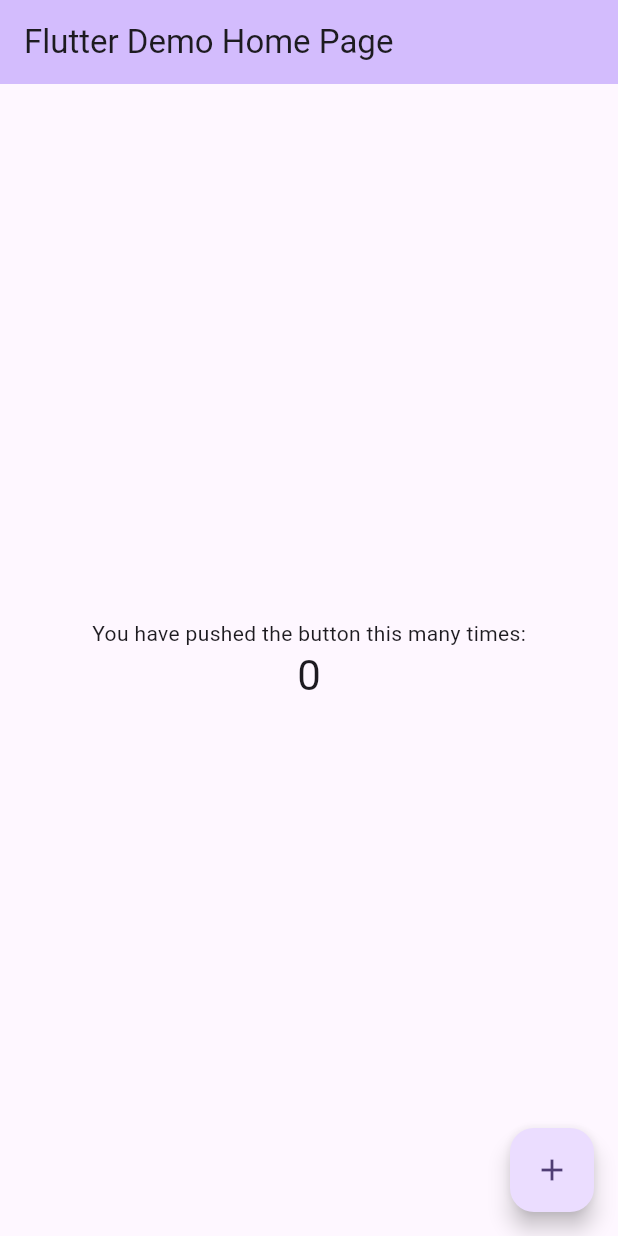
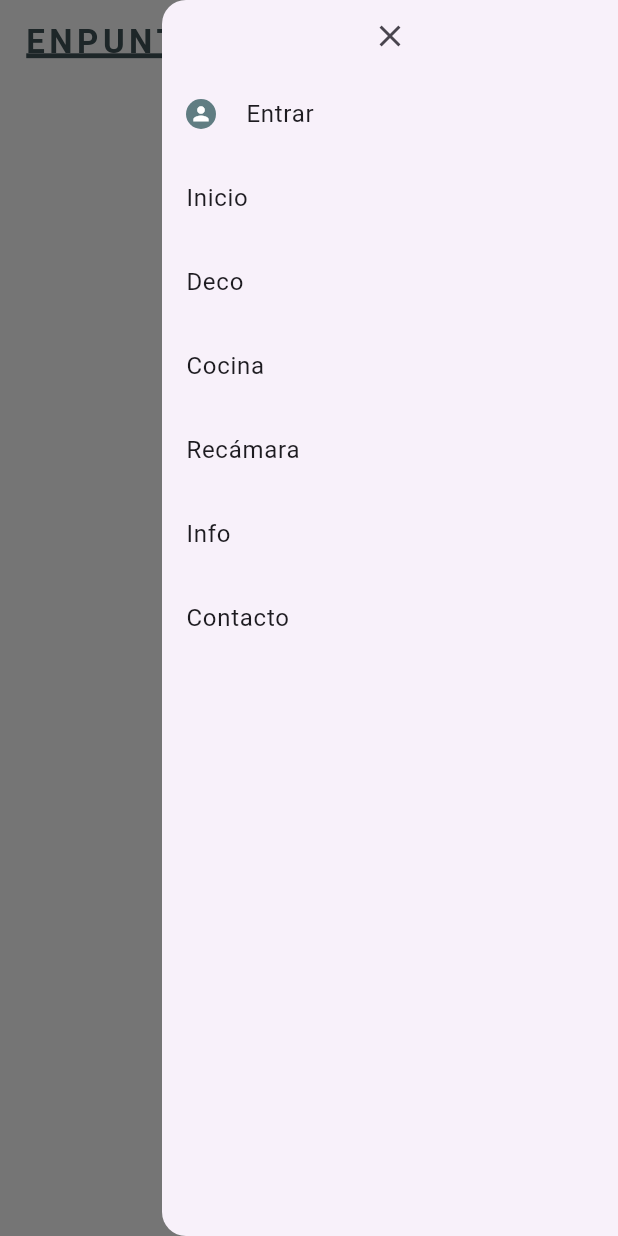
Before and after one commit to francop17p/Mini-Depot, a Flutter app: the screen it shows after launch, with the side drawer open (before the commit the screen has no drawer), on a phone screen of 412 x 824 dp. Run offline on Flutter 3.47's test engine with Material 3 defaults, Android fonts, the phone set to English and light mode, and no system bars.

Commit message:
Appbar en home

```diff
--- /dev/null
+++ b/lib/Notas.txt
@@ -0,0 +1 @@
+Home: (appbar) Agregar una separación entre el titulo y el subrayado
--- /dev/null
+++ b/lib/home.dart
@@ -0,0 +1,111 @@
+import 'package:flutter/material.dart';
+
+void main() {
+  runApp(MaterialApp(
+    // Rutas de navegación
+    routes: {
+      '/home': (context) => const Home(),
+    },
+    debugShowCheckedModeBanner: false,
+    home: const Home(),
+  ));
+}
+
+class Home extends StatefulWidget {
+  const Home({super.key});
+
+  @override
+  State<Home> createState() => _HomeState();
+}
+
+class _HomeState extends State<Home> {
+  @override
+  Widget build(BuildContext context) {
+    return Scaffold(
+      backgroundColor: Colors.white,
+      appBar: AppBar(
+        backgroundColor: Colors.white,
+        title: const Text('ENPUNTO ',
+            style: TextStyle(
+              fontWeight: FontWeight.bold,
+              color: Color(0xFF405357),
+              decoration: TextDecoration.underline,
+              decorationColor: Color(0xFF405357),
+              decorationThickness: 3, //Grosor del subrayado
+              letterSpacing: 3,
+            )),
+        actions: [
+          IconButton(
+            color: const Color(0xFF607D82),
+            icon: const Icon(
+              Icons.shopping_bag,
+            ),
+            onPressed: () {},
+          ),
+          Builder(
+            builder: (context) => IconButton(
+              color: const Color(0xFF607D82),
+              icon: const Icon(Icons.menu),
+              onPressed: () {
+                Scaffold.of(context).openEndDrawer();
+              },
+            ),
+          ),
+        ],
+      ),
+      endDrawer: Drawer(
+        child: ListView(
+          children: <Widget>[
+            IconButton(
+              icon: const Icon(Icons.close),
+              onPressed: () {
+                Navigator.of(context).pop();
+              },
+            ),
+            ListTile(
+              leading: const CircleAvatar(
+                radius: 10,
+                backgroundColor: Color(0xFF607D82),
+                child: Icon(
+                  color: Colors.white,
+                  Icons.person,
+                  size: 15,
+                ),
+              ),
+              title: const Text('Entrar'),
+              onTap: () {
+                Navigator.pop(context);
+              },
+            ),
+            const CustomListTile(title: 'Inicio', route: '/home'),
+            const CustomListTile(title: 'Deco', route: '/home'),
+            const CustomListTile(title: 'Cocina', route: '/home'),
+            const CustomListTile(title: 'Recámara', route: '/home'),
+            const CustomListTile(title: 'Info', route: '/home'),
+            const CustomListTile(title: 'Contacto', route: '/home'),
+          ],
+        ),
+      ),
+      body: const Center(
+        child: Text('Contenido de la aplicación'),
+      ),
+    );
+  }
+}
+
+class CustomListTile extends StatelessWidget {
+  final String title;
+  final String route;
+
+  const CustomListTile({super.key, required this.title, required this.route});
+
+  @override
+  Widget build(BuildContext context) {
+    return ListTile(
+      title: Text(title),
+      onTap: () {
+        Navigator.pushNamed(context, route);
+      },
+    );
+  }
+}
--- a/lib/main.dart
+++ b/lib/main.dart
@@ -1,4 +1,5 @@
 import 'package:flutter/material.dart';
+import 'package:proyecto_movil/home.dart';
 
 void main() {
   runApp(const MyApp());
@@ -12,114 +13,12 @@
   Widget build(BuildContext context) {
     return MaterialApp(
       title: 'Flutter Demo',
+      debugShowCheckedModeBanner: false,
       theme: ThemeData(
-        // This is the theme of your application.
-        //
-        // TRY THIS: Try running your application with "flutter run". You'll see
-        // the application has a purple toolbar. Then, without quitting the app,
-        // try changing the seedColor in the colorScheme below to Colors.green
-        // and then invoke "hot reload" (save your changes or press the "hot
-        // reload" button in a Flutter-supported IDE, or press "r" if you used
-        // the command line to start the app).
-        //
-        // Notice that the counter didn't reset back to zero; the application
-        // state is not lost during the reload. To reset the state, use hot
-        // restart instead.
-        //
-        // This works for code too, not just values: Most code changes can be
-        // tested with just a hot reload.
         colorScheme: ColorScheme.fromSeed(seedColor: Colors.deepPurple),
         useMaterial3: true,
       ),
-      home: const MyHomePage(title: 'Flutter Demo Home Page'),
+      home: const Home(),
     );
   }
 }
-
-class MyHomePage extends StatefulWidget {
-  const MyHomePage({super.key, required this.title});
-
-  // This widget is the home page of your application. It is stateful, meaning
-  // that it has a State object (defined below) that contains fields that affect
-  // how it looks.
-
-  // This class is the configuration for the state. It holds the values (in this
-  // case the title) provided by the parent (in this case the App widget) and
-  // used by the build method of the State. Fields in a Widget subclass are
-  // always marked "final".
-
-  final String title;
-
-  @override
-  State<MyHomePage> createState() => _MyHomePageState();
-}
-
-class _MyHomePageState extends State<MyHomePage> {
-  int _counter = 0;
-
-  void _incrementCounter() {
-    setState(() {
-      // This call to setState tells the Flutter framework that something has
-      // changed in this State, which causes it to rerun the build method below
-      // so that the display can reflect the updated values. If we changed
-      // _counter without calling setState(), then the build method would not be
-      // called again, and so nothing would appear to happen.
-      _counter++;
-    });
-  }
-
-  @override
-  Widget build(BuildContext context) {
-    // This method is rerun every time setState is called, for instance as done
-    // by the _incrementCounter method above.
-    //
-    // The Flutter framework has been optimized to make rerunning build methods
-    // fast, so that you can just rebuild anything that needs updating rather
-    // than having to individually change instances of widgets.
-    return Scaffold(
-      appBar: AppBar(
-        // TRY THIS: Try changing the color here to a specific color (to
-        // Colors.amber, perhaps?) and trigger a hot reload to see the AppBar
-        // change color while the other colors stay the same.
-        backgroundColor: Theme.of(context).colorScheme.inversePrimary,
-        // Here we take the value from the MyHomePage object that was created by
-        // the App.build method, and use it to set our appbar title.
-        title: Text(widget.title),
-      ),
-      body: Center(
-        // Center is a layout widget. It takes a single child and positions it
-        // in the middle of the parent.
-        child: Column(
-          // Column is also a layout widget. It takes a list of children and
-          // arranges them vertically. By default, it sizes itself to fit its
-          // children horizontally, and tries to be as tall as its parent.
-          //
-          // Column has various properties to control how it sizes itself and
-          // how it positions its children. Here we use mainAxisAlignment to
-          // center the children vertically; the main axis here is the vertical
-          // axis because Columns are vertical (the cross axis would be
-          // horizontal).
-          //
-          // TRY THIS: Invoke "debug painting" (choose the "Toggle Debug Paint"
-          // action in the IDE, or press "p" in the console), to see the
-          // wireframe for each widget.
-          mainAxisAlignment: MainAxisAlignment.center,
-          children: <Widget>[
-            const Text(
-              'You have pushed the button this many times:',
-            ),
-            Text(
-              '$_counter',
-              style: Theme.of(context).textTheme.headlineMedium,
-            ),
-          ],
-        ),
-      ),
-      floatingActionButton: FloatingActionButton(
-        onPressed: _incrementCounter,
-        tooltip: 'Increment',
-        child: const Icon(Icons.add),
-      ), // This trailing comma makes auto-formatting nicer for build methods.
-    );
-  }
-}
```
Also changed, not shown: 1 other file.
